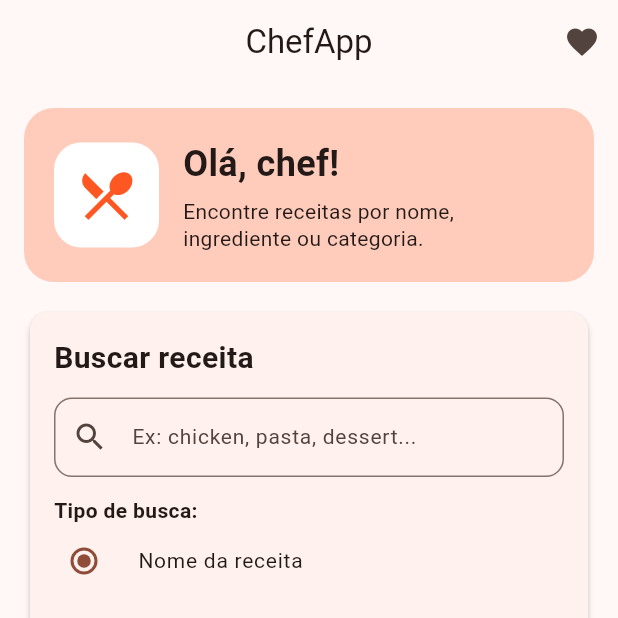
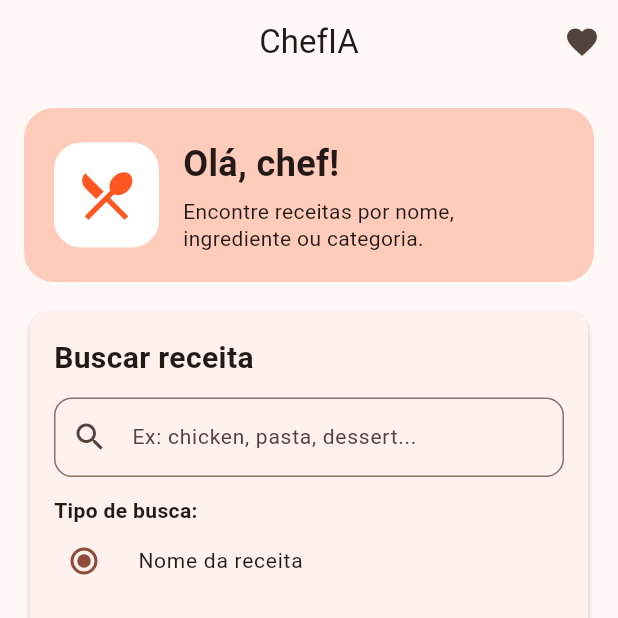
Before and after one commit to alvar077/Gastro-ChefIA-APP, a Flutter app: the screen it shows after launch, on a phone screen of 412 x 824 dp, the top half of it. Run offline on Flutter 3.47's test engine with Material 3 defaults, Android fonts, the phone set to English and light mode, and no system bars; our stand-ins replace shared_preferences, youtube_player_iframe; network calls fail.

Commit message:
Alteração do nome do aplicativo para ChefIA

```diff
--- a/lib/main.dart
+++ b/lib/main.dart
@@ -6,16 +6,16 @@ import 'screens/favorites_screen.dart';
 import 'screens/search_results_screen.dart';
 
 void main() {
-  runApp(const ChefApp());
+  runApp(const ChefIA());
 }
 
-class ChefApp extends StatelessWidget {
-  const ChefApp({super.key});
+class ChefIA extends StatelessWidget {
+  const ChefIA({super.key});
 
   @override
   Widget build(BuildContext context) {
     return MaterialApp(
-      title: 'ChefApp',
+      title: 'ChefIA',
       debugShowCheckedModeBanner: false,
       theme: ThemeData(
         colorSchemeSeed: Colors.deepOrange,
--- a/lib/screens/home_screen.dart
+++ b/lib/screens/home_screen.dart
@@ -118,7 +118,7 @@ class _HomeScreenState extends State<HomeScreen> {
 
     return Scaffold(
       appBar: AppBar(
-        title: const Text('ChefApp'),
+        title: const Text('ChefIA'),
         centerTitle: true,
         actions: [
           IconButton(
--- a/pubspec.yaml
+++ b/pubspec.yaml
@@ -1,4 +1,4 @@
-name: chefapp
+name: "ChefIA"
 description: "A new Flutter project."
 # The following line prevents the package from being accidentally published to
 # pub.dev using `flutter pub publish`. This is preferred for private packages.
```
Also changed, not shown: 1 other file.
